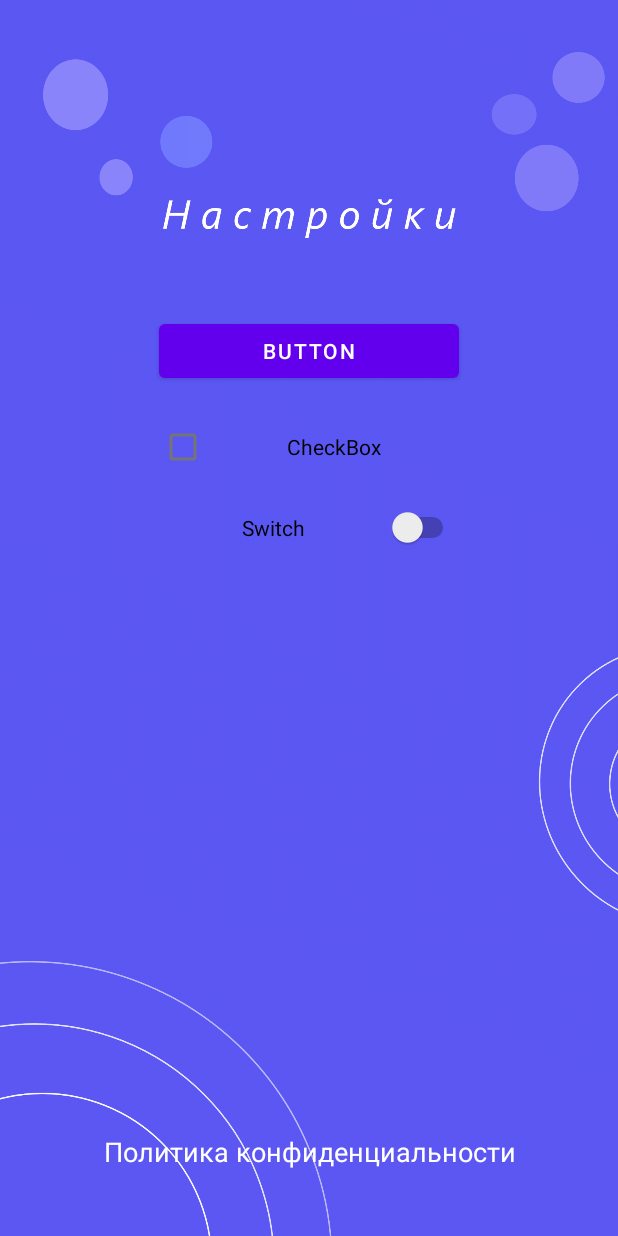
After one commit to Dimalipay/QuickeeeeQuiz, an Android app: the Menu_option screen opened directly, with no data from a screen before it, on a phone screen of 412 x 824 dp. The commit adds this screen. Run offline under Robolectric (Android 15) with nearby library versions, the phone set to English and light mode, and no system bars.

Commit message:
update_22.03.2021 19:26

```diff
--- a/app/src/main/AndroidManifest.xml
+++ b/app/src/main/AndroidManifest.xml
@@ -19,6 +19,13 @@
             <intent-filter>
                 <action android:name="android.intent.action.MAIN" />
 
+                <category android:name="android.intent.category.LAUNCHER" />
+            </intent-filter>
+        </activity>
+        <activity
+            android:name=".Menu_option"
+            android:screenOrientation="portrait">
+            <intent-filter>
                 <category android:name="android.intent.category.LAUNCHER" />
             </intent-filter>
         </activity>
--- a/app/src/main/java/com/dima/viktorina/GameLevels.java
+++ b/app/src/main/java/com/dima/viktorina/GameLevels.java
@@ -16,6 +16,7 @@ import android.widget.LinearLayout;
 import android.widget.PopupMenu;
 import android.widget.TextView;
 import android.widget.Toast;
+import android.view.MenuItem;
 
 
 import androidx.appcompat.app.AppCompatActivity;
@@ -383,11 +384,14 @@ public class GameLevels extends AppCompatActivity {
             public boolean onMenuItemClick(MenuItem item) {
                 switch (item.getItemId()){
                     case R.id.item1:
-                        Toast.makeText(getApplicationContext(), "Item 1 clicked", Toast.LENGTH_SHORT).show();
+                        Intent intent_opt = new Intent(GameLevels.this, Menu_option.class);
+                        startActivity(intent_opt);
+                        //Toast.makeText(getApplicationContext(), "Item 1 clicked", Toast.LENGTH_SHORT).show();
                         return true;
                     case R.id.item2:
                         android.os.Process.killProcess(android.os.Process.myPid());
                         System.exit(1);
+                        return true;
                     default:
                         return false;
                 }
--- a/app/src/main/java/com/dima/viktorina/MainActivity.java
+++ b/app/src/main/java/com/dima/viktorina/MainActivity.java
@@ -38,8 +38,8 @@ public class MainActivity extends AppCompatActivity {
         Window w = getWindow();
         w.setFlags(WindowManager.LayoutParams.FLAG_FULLSCREEN, WindowManager.LayoutParams.FLAG_FULLSCREEN);
     }
+
     //Системная кнопка "Назад" - начало
-
     @Override
     public void onBackPressed() {
         super.onBackPressed();
@@ -55,6 +55,5 @@ public class MainActivity extends AppCompatActivity {
 
         backPressedTime = System.currentTimeMillis();
     }
-
     //Системная кнопка "Назад" - конец
 }
--- /dev/null
+++ b/app/src/main/java/com/dima/viktorina/Menu_option.java
@@ -0,0 +1,36 @@
+package com.dima.viktorina;
+
+import android.content.Intent;
+import android.os.Build;
+import android.os.Bundle;
+import android.view.View;
+import android.view.Window;
+import android.view.WindowManager;
+import android.widget.Button;
+
+import androidx.appcompat.app.AppCompatActivity;
+
+public class Menu_option extends AppCompatActivity {
+
+    @Override
+    protected void onCreate(Bundle savedInstanceState) {
+        super.onCreate(savedInstanceState);
+        setContentView(R.layout.options);
+
+        Window w = getWindow();
+        w.setFlags(WindowManager.LayoutParams.FLAG_FULLSCREEN, WindowManager.LayoutParams.FLAG_FULLSCREEN);
+
+        Button button3 = (Button)findViewById(R.id.button3);
+
+        button3.setOnClickListener(new View.OnClickListener() {
+            @Override
+            public void onClick(View v) {
+                try {
+
+                }catch (Exception e){
+
+                }
+            }
+        });
+    }
+}
--- /dev/null
+++ b/app/src/main/res/layout/options.xml
@@ -0,0 +1,88 @@
+<?xml version="1.0" encoding="utf-8"?>
+<androidx.constraintlayout.widget.ConstraintLayout
+    xmlns:android="http://schemas.android.com/apk/res/android"
+    xmlns:app="http://schemas.android.com/apk/res-auto"
+    xmlns:tools="http://schemas.android.com/tools"
+    android:layout_width="match_parent"
+    android:layout_height="match_parent">
+
+    <ImageView
+        android:id="@+id/image_option"
+        android:layout_width="wrap_content"
+        android:layout_height="wrap_content"
+        app:layout_constraintBottom_toBottomOf="parent"
+        app:layout_constraintEnd_toEndOf="parent"
+        app:layout_constraintStart_toStartOf="parent"
+        app:layout_constraintTop_toTopOf="parent"
+        android:scaleType="centerCrop"
+        app:srcCompat="@drawable/option" />
+
+    <LinearLayout
+        android:layout_width="match_parent"
+        android:layout_height="match_parent"
+        android:layout_marginBottom="4dp"
+        android:orientation="horizontal"
+        android:padding="10dp"
+        app:layout_constraintBottom_toBottomOf="parent"
+        app:layout_constraintEnd_toEndOf="parent"
+        app:layout_constraintHorizontal_bias="0.49"
+        app:layout_constraintStart_toStartOf="parent">
+
+        <LinearLayout
+            android:layout_width="match_parent"
+            android:layout_height="match_parent"
+            android:orientation="vertical">
+
+            <LinearLayout
+                android:layout_width="match_parent"
+                android:layout_height="match_parent"
+                android:orientation="horizontal">
+
+                <LinearLayout
+                    android:layout_width="match_parent"
+                    android:layout_height="match_parent"
+                    android:orientation="vertical">
+
+                    <Button
+                        android:id="@+id/button3"
+                        android:layout_width="200dp"
+                        android:layout_height="wrap_content"
+                        android:layout_gravity="center"
+                        android:layout_marginTop="200dp"
+                        android:text="Button" />
+
+                    <CheckBox
+                        android:id="@+id/checkBox2"
+                        android:layout_width="200dp"
+                        android:layout_height="40dp"
+                        android:gravity="center"
+                        android:layout_gravity="center"
+                        android:layout_marginTop="20dp"
+                        android:text="CheckBox" />
+
+                    <Switch
+                        android:id="@+id/switch1"
+                        android:layout_width="200dp"
+                        android:layout_height="wrap_content"
+                        android:layout_gravity="center"
+                        android:gravity="center"
+                        android:layout_marginTop="20dp"
+                        android:text="Switch" />
+
+                    <TextView
+                        android:id="@+id/textView"
+                        android:layout_width="300dp"
+                        android:layout_height="wrap_content"
+                        android:layout_gravity="center"
+                        android:gravity="center"
+                        android:layout_marginTop="390dp"
+                        android:text="@string/policy"
+                        android:textColor="@color/white"
+                        android:textSize="18sp" />
+                </LinearLayout>
+
+            </LinearLayout>
+        </LinearLayout>
+    </LinearLayout>
+
+</androidx.constraintlayout.widget.ConstraintLayout>
--- a/app/src/main/res/values/strings.xml
+++ b/app/src/main/res/values/strings.xml
@@ -6,6 +6,7 @@
     <string name="music_on_off">Отключить фоновую музыку</string>
     <string name="music_on">Музыка включена</string>
     <string name="music_off">Музыка выключена</string>
+    <string name="policy">Политика конфиденциальности </string>
     <string name="exit">Выход</string>
     <string name="lavel">Уровень:</string>
     <string name="textcontinue">Продолжить</string>
```
Also changed, not shown: app/src/main/res/drawable/menu.png, app/src/main/res/drawable/option.png (added).
